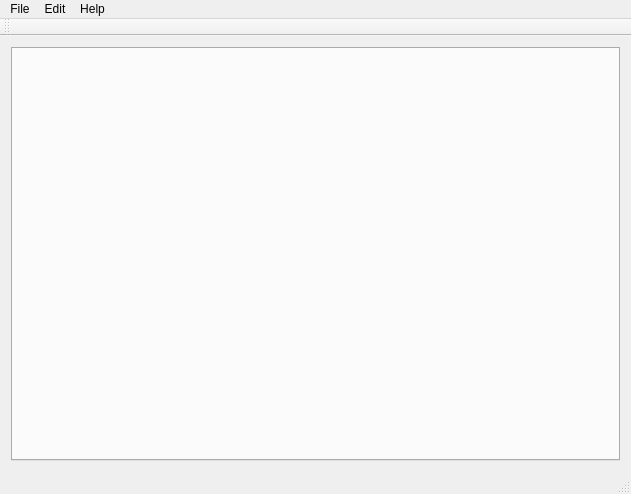
This is src/MainWindow.ui in tomaszkaliciak/ProntoPredator as Qt 5 draws it before an edit. The edited form follows.
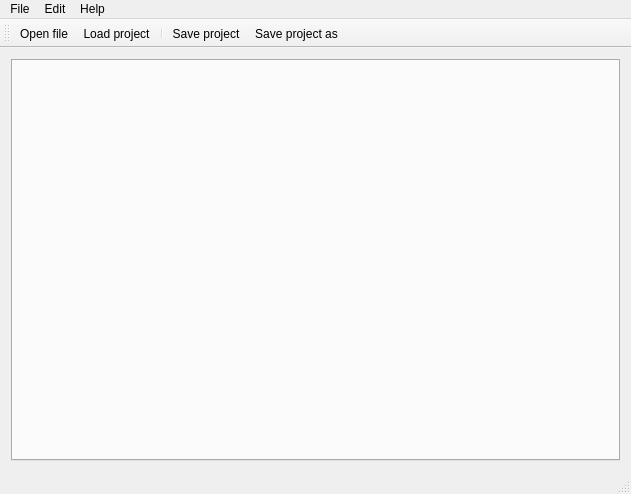
This is the edited form. Icons and pictures are not drawn.

Commit message: Added ProjectUiManager to move some responsibilities from MainWindow for project spawning/loading

What changed in the file:
```diff
--- a/src/MainWindow.ui
+++ b/src/MainWindow.ui
@@ -90,12 +90,26 @@
    <addaction name="menuHelp"/>
   </widget>
   <widget class="QToolBar" name="mainToolBar">
+   <property name="mouseTracking">
+    <bool>true</bool>
+   </property>
+   <property name="windowTitle">
+    <string>Toolbar</string>
+   </property>
+   <property name="autoFillBackground">
+    <bool>false</bool>
+   </property>
    <attribute name="toolBarArea">
     <enum>TopToolBarArea</enum>
    </attribute>
    <attribute name="toolBarBreak">
     <bool>false</bool>
    </attribute>
+   <addaction name="actionLoad_from_file"/>
+   <addaction name="actionLoad_project"/>
+   <addaction name="separator"/>
+   <addaction name="actionSave_project"/>
+   <addaction name="actionSave_project_as"/>
   </widget>
   <widget class="QStatusBar" name="statusBar"/>
   <action name="actionLoad_from_file">
```
Left out of the diff: 4 changed lines with no effect on the pictures. The commit also changes 6 other files.
